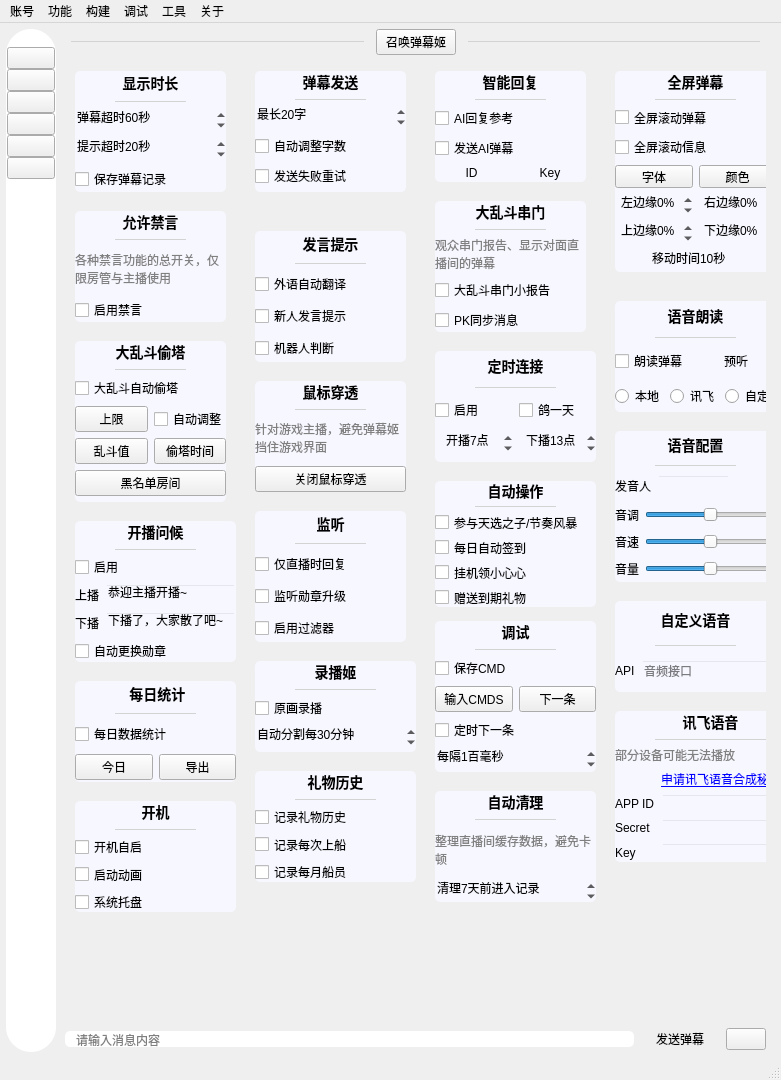
Qt form mainwindow/mainwindow.ui (iwxyi/Bilibili-MagicalDanmaku) before a commit.
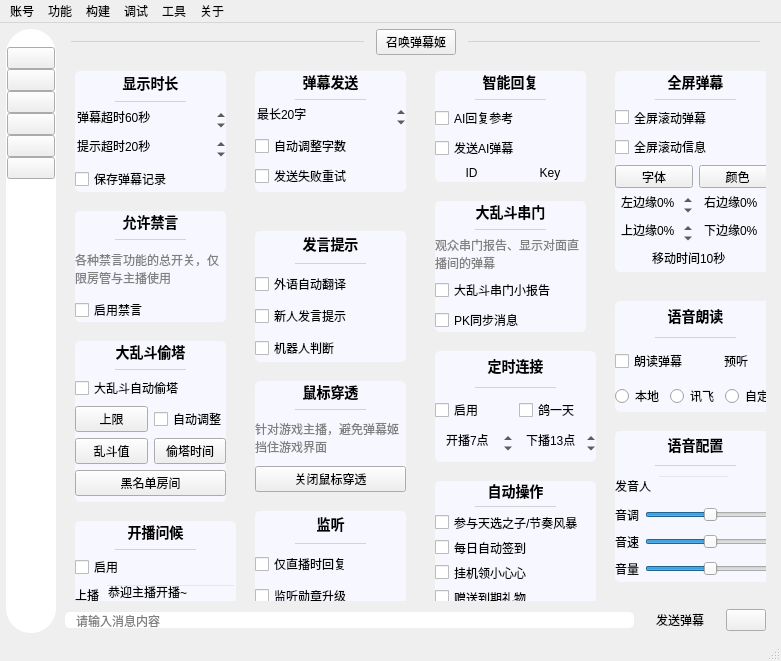
The same form after that commit. Icons and pictures are not drawn. Custom widgets are drawn as their Qt base class.

Commit message: 修改界面大小

The edit to the form file:
```diff
--- a/mainwindow/mainwindow.ui
+++ b/mainwindow/mainwindow.ui
@@ -7,7 +7,7 @@
     <x>0</x>
     <y>0</y>
     <width>781</width>
-    <height>1080</height>
+    <height>661</height>
    </rect>
   </property>
   <property name="windowTitle">
@@ -1344,7 +1344,7 @@
              <x>0</x>
              <y>0</y>
              <width>701</width>
-             <height>964</height>
+             <height>545</height>
             </rect>
            </property>
            <property name="styleSheet">
```
